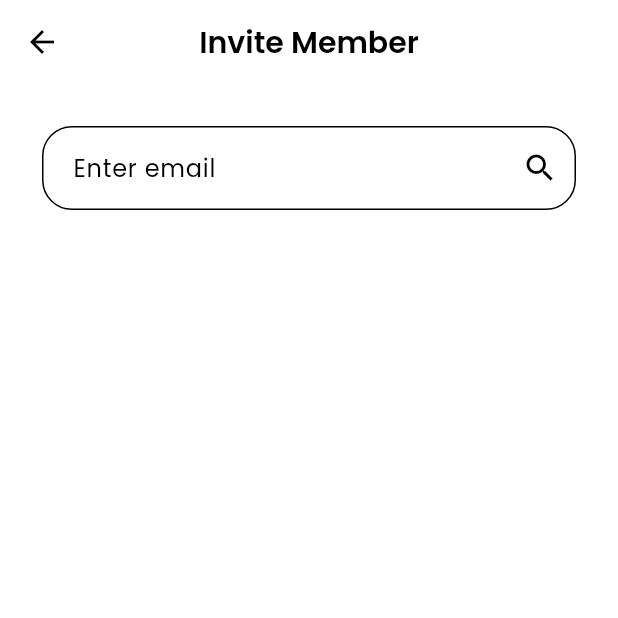
After one commit to AsinOmal/CGP-Adopt-A-Wallet, a Flutter app: the GroupDetailsScreen screen opened directly, after a tap on "Invite", on a phone screen of 412 x 824 dp, the top half of it. The commit adds this screen. Run offline on Flutter 3.47's test engine with Material 3 defaults, Android fonts, the phone set to English and light mode, and no system bars; drawn by our look-alikes of overlay_support; our stand-ins replace awesome_snackbar_content, bloc, calendar_view, cloud_firestore, dotted_border, equatable and 28 more; missing offline and left inert: encrypt, feedback, google_mlkit_text_recognition, is_first_run, mailer, mobile_scanner and 5 more; accounts and stored records are empty.

Commit message:
Created Invite Members Screen

```diff
--- a/lib/screens/shared-expenses/group_details.dart
+++ b/lib/screens/shared-expenses/group_details.dart
@@ -1,4 +1,6 @@
 import 'package:financial_app/screens/shared-expenses/add_expense_screen.dart';
+import 'package:financial_app/screens/shared-expenses/invite_members.dart';
+import 'package:financial_app/screens/shared-expenses/settle_screen.dart';
 import 'package:flutter/material.dart';
 
 class GroupDetailsScreen extends StatelessWidget {
@@ -72,11 +74,11 @@ class GroupDetailsScreen extends StatelessWidget {
               child: Row(
                 mainAxisAlignment: MainAxisAlignment.spaceEvenly,
                 children: [
-                  _button(context, 'Invite'),
+                  _buttonInvite(context, 'Invite'),
                   const SizedBox(width: 8),
-                  _button(context, 'Add Expense'),
+                  _buttonAddExpense(context, 'Add Expense'),
                   const SizedBox(width: 8),
-                  _button(context, 'Settle',
+                  _buttonSettleScreen(context, 'Settle',
                       icon: Icons.construction), // Replace icon if needed
                 ],
               ),
@@ -97,12 +99,48 @@ class GroupDetailsScreen extends StatelessWidget {
     );
   }
 
-  Widget _button(BuildContext context, String label, {IconData? icon}) {
+  Widget _buttonInvite(BuildContext context, String label, {IconData? icon}) {
     return ElevatedButton.icon(
       onPressed: () {
         Navigator.push(context, MaterialPageRoute(
           builder: (context) {
-            return AddExpenseScreen();
+            return const InviteMemberScreen();
+          },
+        ));
+      },
+      icon: icon != null ? Icon(icon) : const Icon(Icons.add),
+      label: Text(
+        label,
+        style: const TextStyle(fontWeight: FontWeight.bold),
+      ),
+    );
+  }
+
+  Widget _buttonAddExpense(BuildContext context, String label,
+      {IconData? icon}) {
+    return ElevatedButton.icon(
+      onPressed: () {
+        Navigator.push(context, MaterialPageRoute(
+          builder: (context) {
+            return const AddExpenseScreen();
+          },
+        ));
+      },
+      icon: icon != null ? Icon(icon) : const Icon(Icons.add),
+      label: Text(
+        label,
+        style: const TextStyle(fontWeight: FontWeight.bold),
+      ),
+    );
+  }
+
+  Widget _buttonSettleScreen(BuildContext context, String label,
+      {IconData? icon}) {
+    return ElevatedButton.icon(
+      onPressed: () {
+        Navigator.push(context, MaterialPageRoute(
+          builder: (context) {
+            return const SettleScreen();
           },
         ));
       },
--- /dev/null
+++ b/lib/screens/shared-expenses/invite_members.dart
@@ -0,0 +1,124 @@
+import 'package:flutter/material.dart';
+
+class InviteMemberScreen extends StatefulWidget {
+  const InviteMemberScreen({super.key});
+
+  @override
+  State<InviteMemberScreen> createState() => _InviteMemberScreenState();
+}
+
+class _InviteMemberScreenState extends State<InviteMemberScreen> {
+  final TextEditingController _emailController = TextEditingController();
+  String? foundUserEmail;
+  bool isLoading = false;
+
+  void _searchUser() async {
+    setState(() {
+      isLoading = true;
+      foundUserEmail = null;
+    });
+
+    //! Mock SEARCH HTODFKSDNSKDNSKDNDSDSDSD
+    await Future.delayed(const Duration(seconds: 1));
+    final input = _emailController.text.trim().toLowerCase();
+
+    if (input == 'asin@example.com' ||
+        input == 'sarah@example.com' ||
+        input == 'jason@example.com') {
+      setState(() {
+        foundUserEmail = input;
+      });
+    }
+
+    setState(() {
+      isLoading = false;
+    });
+  }
+
+  void _sendInvite(String email) {
+    // TODO: Add invite sending logic here
+    ScaffoldMessenger.of(context).showSnackBar(
+      SnackBar(content: Text('Invite sent to $email')),
+    );
+  }
+
+  @override
+  Widget build(BuildContext context) {
+    return Scaffold(
+      appBar: AppBar(
+        title: const Text(
+          'Invite Member',
+          style: TextStyle(fontSize: 20, fontWeight: FontWeight.bold),
+        ),
+        centerTitle: true,
+      ),
+      body: Padding(
+        padding: const EdgeInsets.all(20),
+        child: Column(
+          children: [
+            Padding(
+              padding: const EdgeInsets.all(8.0),
+              child: TextField(
+                controller: _emailController,
+                decoration: InputDecoration(
+                  hintText: ' Enter email',
+                  border: OutlineInputBorder(
+                      borderRadius: BorderRadius.circular(20),
+                      borderSide: const BorderSide(
+                        color: Color(0xFF456EFE),
+                      )),
+                  suffixIcon: IconButton(
+                    icon: const Icon(
+                      Icons.search,
+                      fill: 1,
+                    ),
+                    onPressed: _searchUser,
+                  ),
+                ),
+              ),
+            ),
+            const SizedBox(height: 20),
+            if (isLoading)
+              const CircularProgressIndicator()
+            else if (foundUserEmail != null)
+              Card(
+                elevation: 4,
+                shape: RoundedRectangleBorder(
+                  borderRadius: BorderRadius.circular(12),
+                ),
+                color: Colors.blue.shade50,
+                child: ListTile(
+                  leading: CircleAvatar(
+                    backgroundColor: Colors.blue.shade100,
+                    child: const Icon(Icons.person, color: Color(0xFF456EFE)),
+                  ),
+                  title: Text(
+                    foundUserEmail!,
+                    style: const TextStyle(
+                      fontWeight: FontWeight.bold,
+                      fontSize: 16,
+                    ),
+                  ),
+                  trailing: ElevatedButton(
+                    style: ElevatedButton.styleFrom(
+                      backgroundColor: const Color(0xFF456EFE),
+                      shape: RoundedRectangleBorder(
+                        borderRadius: BorderRadius.circular(8),
+                      ),
+                    ),
+                    onPressed: () => _sendInvite(foundUserEmail!),
+                    child: const Text(
+                      'Invite',
+                      style: TextStyle(color: Colors.white),
+                    ),
+                  ),
+                ),
+              )
+            else if (_emailController.text.isNotEmpty)
+              const Text('No user found'),
+          ],
+        ),
+      ),
+    );
+  }
+}
```
Also changed, not shown: lib/screens/shared-expenses/create_a_group.dart (+2 -6 lines), lib/screens/shared-expenses/settle_screen.dart (added, +18 -0 lines), lib/screens/shared-expenses/shared_expenses_first_page.dart (+1 -13 lines).
